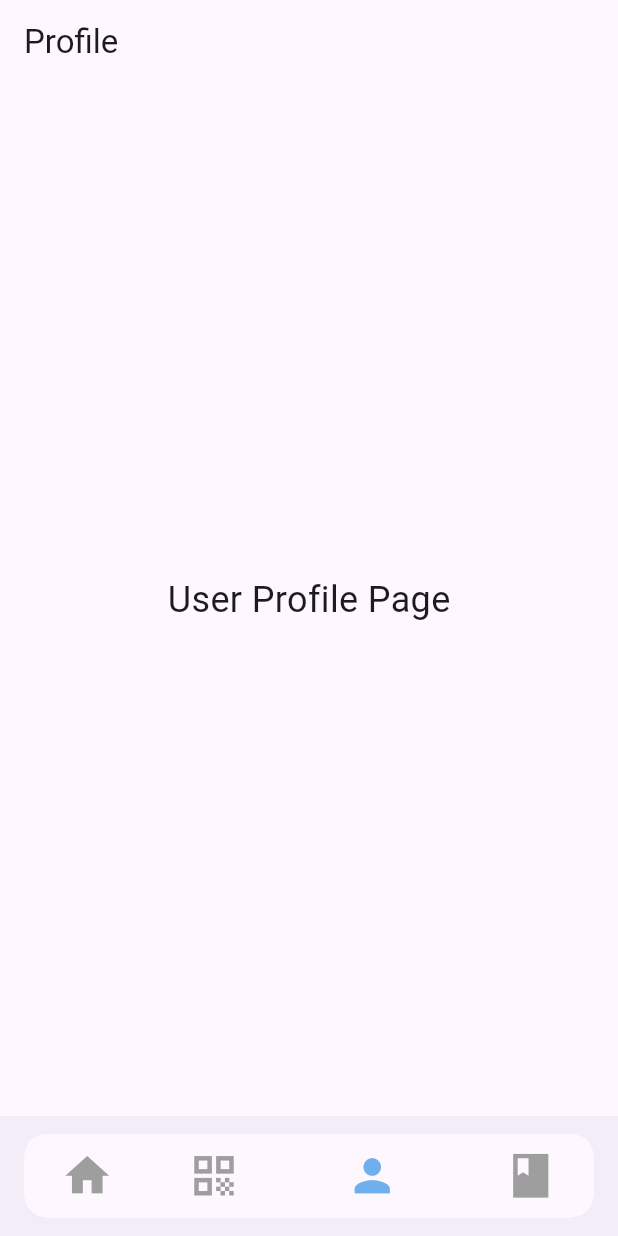
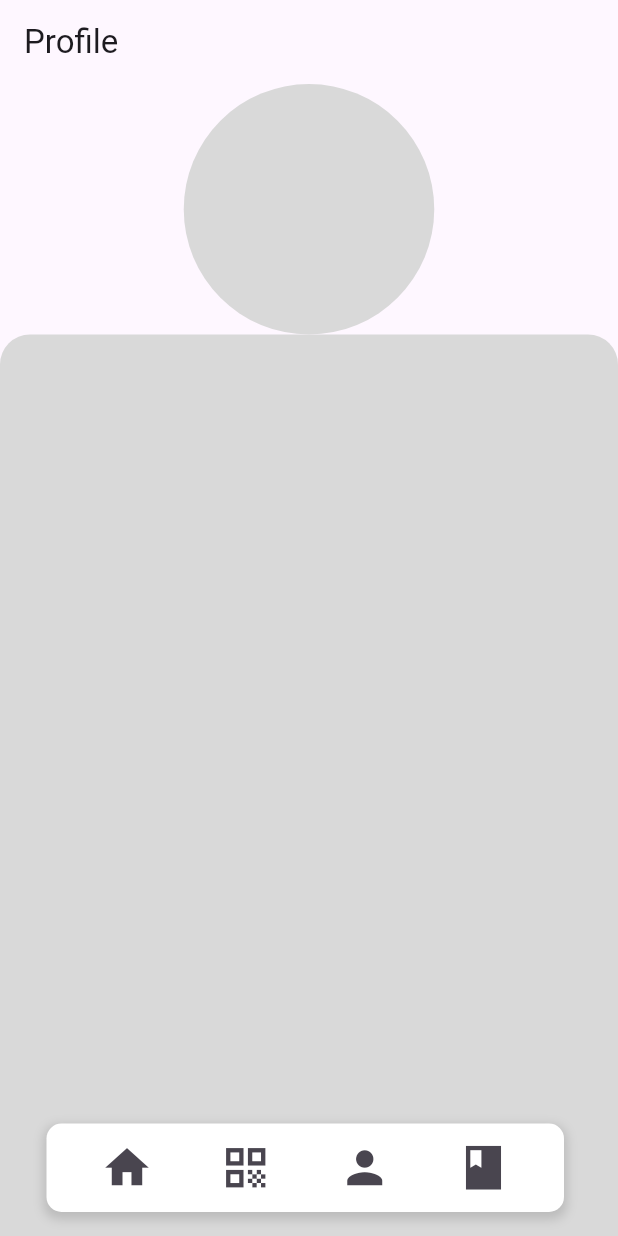
Before and after one commit to Codelab-Davis/password-manager, a Flutter app: the UserProfilePage screen opened directly, on a phone screen of 412 x 824 dp. Run offline on Flutter 3.47's test engine with Material 3 defaults, Android fonts, the phone set to English and light mode, and no system bars; our stand-ins replace timezone; missing offline and left inert: clipboard, otp, qr_code_scanner.

Commit message:
Made changes to Nav Bar

```diff
--- a/lib/profile-page.dart
+++ b/lib/profile-page.dart
@@ -16,45 +16,66 @@ class UserProfilePage extends StatelessWidget {
       body: Center(
         child: Column(
           mainAxisAlignment: MainAxisAlignment.center,
-          children: const <Widget>[
-            Text(
-              'User Profile Page',
-              style: TextStyle(fontSize: 24),
+          children: <Widget>[
+            Container(
+              width: 167,
+              height: 167,
+              decoration: ShapeDecoration(
+                shape: CircleBorder(),
+                color: const Color(0xFFD9D9D9),
+              ),
+            ),
+            Container(
+              width: 450,
+              height: 650,
+              decoration: BoxDecoration(
+                borderRadius: BorderRadius.only(
+                  topLeft: Radius.circular(20),
+                  topRight: Radius.circular(20),
+                ),
+                color: const Color(0xFFD9D9D9),
+              ),
+            )
+          ],
+        ),
+      ),
+      floatingActionButton: Container(
+        width: 345,
+        height: 59,
+        margin: EdgeInsets.symmetric(horizontal: 20),
+        decoration: BoxDecoration(
+          color: Colors.white,
+          borderRadius: BorderRadius.circular(10),
+          boxShadow: [
+            BoxShadow(
+              color: Colors.grey.withOpacity(0.5),
+              spreadRadius: 2,
+              blurRadius: 5,
+              offset: Offset(0, 3),
             ),
           ],
         ),
-      ),
-      bottomNavigationBar: BottomAppBar(
-        child: ClipRRect(
-          borderRadius: BorderRadius.circular(15),
-          child: BottomNavigationBar(
-            showSelectedLabels: false,
-            showUnselectedLabels: false,
-            selectedLabelStyle: TextStyle(fontSize: 0.001),
-            unselectedLabelStyle: TextStyle(fontSize: 0.001),
-            items: const <BottomNavigationBarItem>[
-              BottomNavigationBarItem(
+        child: Center(
+          child: Row(
+            mainAxisAlignment: MainAxisAlignment.spaceEvenly,
+            children: <Widget>[
+              IconButton(
                 icon: Icon(Icons.home, size: 35),
-                label: 'Home',
+                onPressed: () => _onItemTapped(0, context),
               ),
-              BottomNavigationBarItem(
+              IconButton(
                 icon: Icon(Icons.qr_code, size: 35),
-                label: 'Scanner',
+                onPressed: () => _onItemTapped(1, context),
               ),
-              BottomNavigationBarItem(
+              IconButton(
                 icon: Icon(Icons.person, size: 35),
-                label: 'Profile',
+                onPressed: () => _onItemTapped(2, context),
               ),
-              BottomNavigationBarItem(
+              IconButton(
                 icon: Icon(Icons.book_sharp, size: 35),
-                label: 'Book',
+                onPressed: () => _onItemTapped(3, context),
               ),
             ],
-            currentIndex: 2,
-            selectedItemColor: const Color.fromARGB(255, 112, 175, 238),
-            unselectedItemColor: Colors.grey,
-            onTap: (index) => _onItemTapped(index, context),
-            elevation: 8,
           ),
         ),
       ),
```
Also changed, not shown: lib/passbook-page.dart (+28 -22 lines), lib/qrscanner-page.dart (+34 -31 lines), lib/totp-page.dart (+28 -22 lines).
